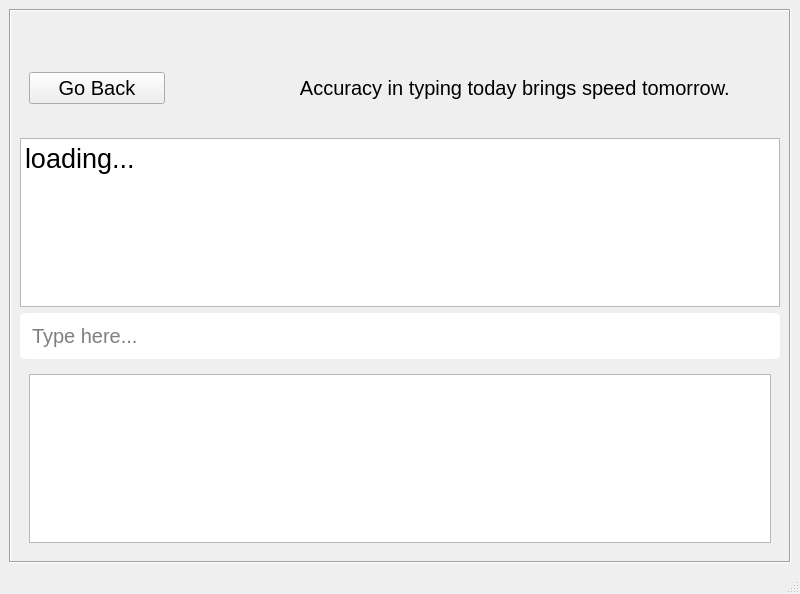
This is key_tutor.ui in Prakash5209/typing_tutor as Qt 5 draws it before an edit. The edited form follows.
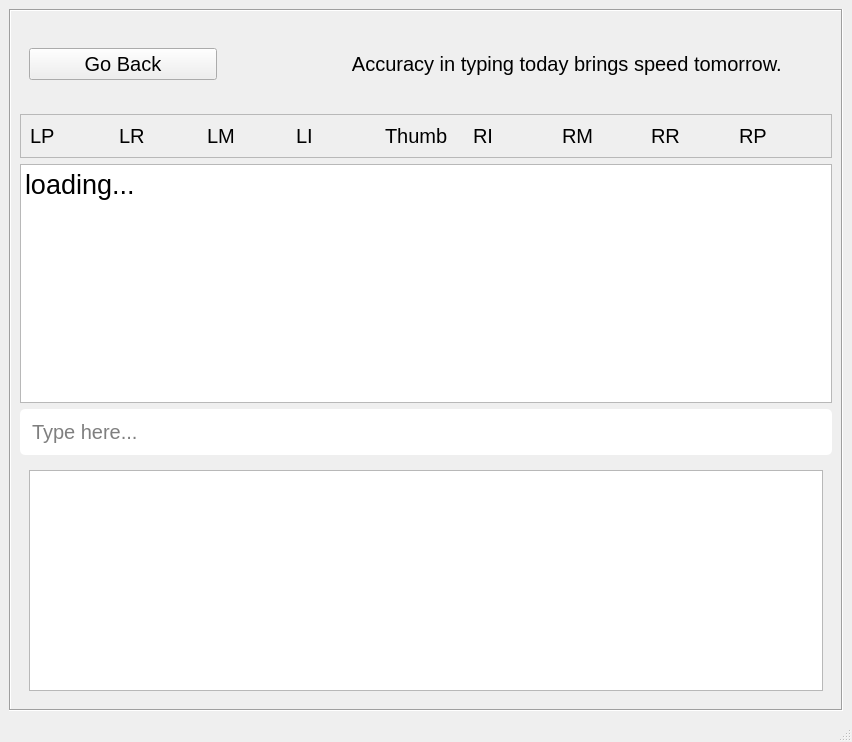
This is the edited form.

Commit message: finger color

```diff
--- a/key_tutor.ui
+++ b/key_tutor.ui
@@ -6,8 +6,8 @@
    <rect>
     <x>0</x>
     <y>0</y>
-    <width>800</width>
-    <height>594</height>
+    <width>852</width>
+    <height>742</height>
    </rect>
   </property>
   <property name="windowTitle">
@@ -33,23 +33,12 @@
         <rect>
          <x>0</x>
          <y>0</y>
-         <width>778</width>
-         <height>529</height>
+         <width>830</width>
+         <height>677</height>
         </rect>
        </property>
-       <layout class="QGridLayout" name="gridLayout_5">
+       <layout class="QGridLayout" name="gridLayout_4">
         <item row="0" column="0">
-         <widget class="QFrame" name="frame_3">
-          <property name="frameShape">
-           <enum>QFrame::NoFrame</enum>
-          </property>
-          <property name="frameShadow">
-           <enum>QFrame::Plain</enum>
-          </property>
-          <layout class="QGridLayout" name="gridLayout_4"/>
-         </widget>
-        </item>
-        <item row="1" column="0" colspan="2">
          <widget class="QFrame" name="frame_2">
           <property name="frameShape">
            <enum>QFrame::NoFrame</enum>
@@ -86,8 +75,89 @@
           </layout>
          </widget>
         </item>
-        <item row="2" column="0" colspan="2">
+        <item row="1" column="0">
+         <widget class="QFrame" name="frame_3">
+          <property name="frameShape">
+           <enum>QFrame::StyledPanel</enum>
+          </property>
+          <property name="frameShadow">
+           <enum>QFrame::Raised</enum>
+          </property>
+          <layout class="QHBoxLayout" name="horizontalLayout">
+           <item>
+            <widget class="QLabel" name="label">
+             <property name="text">
+              <string>LP</string>
+             </property>
+            </widget>
+           </item>
+           <item>
+            <widget class="QLabel" name="label_2">
+             <property name="text">
+              <string>LR</string>
+             </property>
+            </widget>
+           </item>
+           <item>
+            <widget class="QLabel" name="label_3">
+             <property name="text">
+              <string>LM</string>
+             </property>
+            </widget>
+           </item>
+           <item>
+            <widget class="QLabel" name="label_4">
+             <property name="text">
+              <string>LI</string>
+             </property>
+            </widget>
+           </item>
+           <item>
+            <widget class="QLabel" name="label_5">
+             <property name="text">
+              <string>Thumb</string>
+             </property>
+            </widget>
+           </item>
+           <item>
+            <widget class="QLabel" name="label_6">
+             <property name="text">
+              <string>RI</string>
+             </property>
+            </widget>
+           </item>
+           <item>
+            <widget class="QLabel" name="label_7">
+             <property name="text">
+              <string>RM</string>
+             </property>
+            </widget>
+           </item>
+           <item>
+            <widget class="QLabel" name="label_8">
+             <property name="text">
+              <string>RR</string>
+             </property>
+            </widget>
+           </item>
+           <item>
+            <widget class="QLabel" name="label_9">
+             <property name="text">
+              <string>RP</string>
+             </property>
+            </widget>
+           </item>
+          </layout>
+         </widget>
+        </item>
+        <item row="2" column="0">
          <widget class="QTextBrowser" name="textBrowser">
+          <property name="minimumSize">
+           <size>
+            <width>0</width>
+            <height>100</height>
+           </size>
+          </property>
           <property name="font">
            <font>
             <pointsize>20</pointsize>
@@ -105,22 +175,7 @@
           </property>
          </widget>
         </item>
-        <item row="4" column="0" colspan="2">
-         <widget class="QFrame" name="frame">
-          <property name="frameShape">
-           <enum>QFrame::NoFrame</enum>
-          </property>
-          <property name="frameShadow">
-           <enum>QFrame::Plain</enum>
-          </property>
-          <layout class="QGridLayout" name="gridLayout_2">
-           <item row="0" column="0">
-            <widget class="QTextBrowser" name="textBrowser_2"/>
-           </item>
-          </layout>
-         </widget>
-        </item>
-        <item row="3" column="0" colspan="2">
+        <item row="3" column="0">
          <widget class="QLineEdit" name="test_type">
           <property name="font">
            <font>
@@ -136,6 +191,21 @@
           </property>
          </widget>
         </item>
+        <item row="4" column="0">
+         <widget class="QFrame" name="frame">
+          <property name="frameShape">
+           <enum>QFrame::NoFrame</enum>
+          </property>
+          <property name="frameShadow">
+           <enum>QFrame::Plain</enum>
+          </property>
+          <layout class="QGridLayout" name="gridLayout_2">
+           <item row="0" column="0">
+            <widget class="QTextBrowser" name="textBrowser_2"/>
+           </item>
+          </layout>
+         </widget>
+        </item>
        </layout>
       </widget>
      </widget>
```
Left out of the diff: 2 changed lines with no effect on the pictures.
